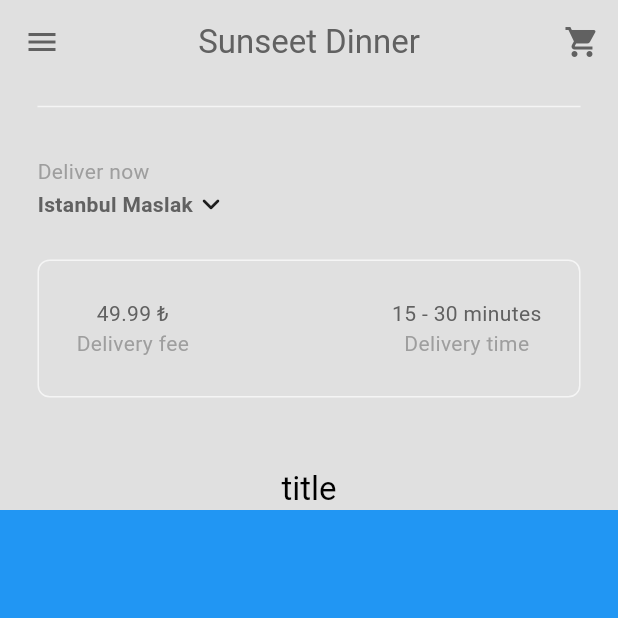
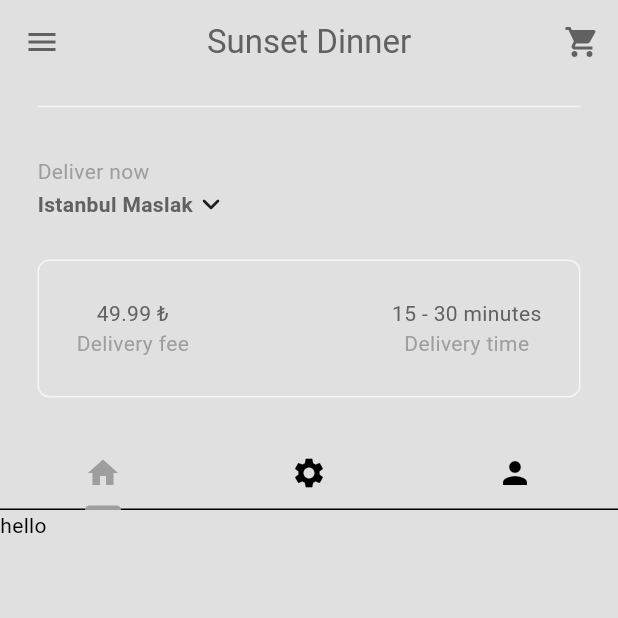
Before and after one commit to bilal-ahmet/food_delivery_app, a Flutter app: the HomePage screen opened directly, on a phone screen of 412 x 824 dp, the top half of it. Run offline on Flutter 3.47's test engine with Material 3 defaults, Android fonts, the phone set to English and light mode, and no system bars.

Commit message:
adding_tab_bar_and_apply_tab_bar_view

```diff
--- a/lib/components/my_sliver_app_bar.dart
+++ b/lib/components/my_sliver_app_bar.dart
@@ -18,7 +18,7 @@ class MySliverAppBar extends StatelessWidget {
       backgroundColor: Theme.of(context).colorScheme.surface,
       foregroundColor: Theme.of(context).colorScheme.inversePrimary,
       centerTitle: true,
-      title: const Text("Sunseet Dinner"),
+      title: const Text("Sunset Dinner"),
       flexibleSpace: FlexibleSpaceBar(
         background: Padding(
           padding: const EdgeInsets.only(bottom: 50),
--- /dev/null
+++ b/lib/components/my_tab_bar.dart
@@ -0,0 +1,19 @@
+import 'package:flutter/material.dart';
+
+class MyTabBar extends StatelessWidget {
+  final TabController tabController;
+  const MyTabBar({super.key, required this.tabController});
+
+  @override
+  Widget build(BuildContext context) {
+    return Container(
+      child: TabBar(
+        controller: tabController,
+        tabs: [
+          Tab(icon: Icon(Icons.home),),
+          Tab(icon: Icon(Icons.settings),),
+          Tab(icon: Icon(Icons.person),),
+        ]),
+    );
+  }
+}
--- a/lib/pages/home_page.dart
+++ b/lib/pages/home_page.dart
@@ -3,6 +3,7 @@ import 'package:food_delivery_app/components/my_current_location.dart';
 import 'package:food_delivery_app/components/my_description_box.dart';
 import 'package:food_delivery_app/components/my_drawer.dart';
 import 'package:food_delivery_app/components/my_sliver_app_bar.dart';
+import 'package:food_delivery_app/components/my_tab_bar.dart';
 
 class HomePage extends StatefulWidget {
   const HomePage({super.key});
@@ -11,7 +12,22 @@ class HomePage extends StatefulWidget {
   State<HomePage> createState() => _HomePageState();
 }
 
-class _HomePageState extends State<HomePage> {
+class _HomePageState extends State<HomePage> with SingleTickerProviderStateMixin {
+
+  late TabController _tabController;
+
+  @override
+  void initState() {
+    super.initState();
+    _tabController = TabController(length: 3, vsync: this);
+  }
+
+  @override
+  void dispose() {
+    super.dispose();
+    _tabController.dispose();
+  }
+
   @override
   Widget build(BuildContext context) {
     return Scaffold(
@@ -20,7 +36,7 @@ class _HomePageState extends State<HomePage> {
       body: NestedScrollView(
           headerSliverBuilder: (context, innerBoxIsScrolled) => [
                 MySliverAppBar(
-                    title: const Text("title"),
+                    title: MyTabBar(tabController: _tabController),
                     child: Column(
                       mainAxisAlignment: MainAxisAlignment.end,
                       children: [
@@ -30,9 +46,7 @@ class _HomePageState extends State<HomePage> {
                       ],
                     ))
               ],
-          body: Container(
-            color: Colors.blue,
-          )),
+          body: TabBarView(controller: _tabController, children: [Text("hello"), Text("hello"), Text("hello")])),
     );
   }
 }
```
